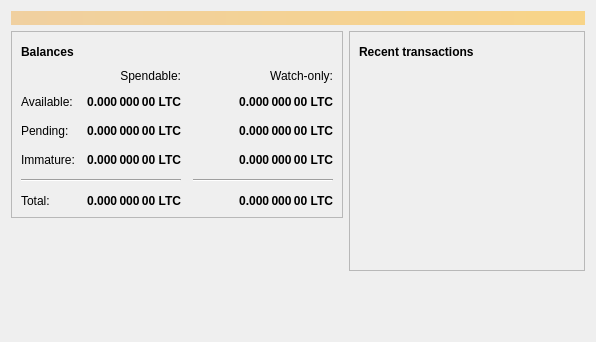
Old version of the form src/qt/forms/overviewpage.ui in the repository Arkandy/tommycoin.
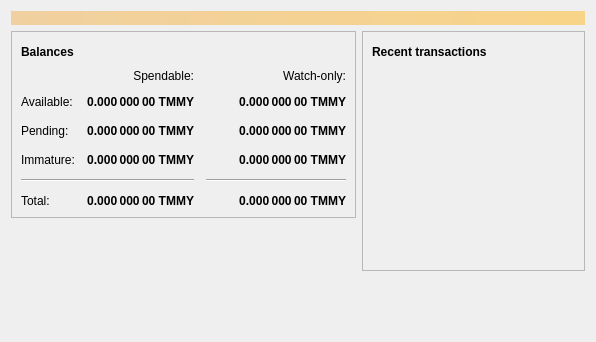
New version of the form. Icons and pictures are not drawn.

```diff
--- a/src/qt/forms/overviewpage.ui
+++ b/src/qt/forms/overviewpage.ui
@@ -129,7 +129,7 @@
                <string>Unconfirmed transactions to watch-only addresses</string>
               </property>
               <property name="text">
-               <string notr="true">0.000 000 00 LTC</string>
+               <string notr="true">0.000 000 00 TMMY</string>
               </property>
               <property name="alignment">
                <set>Qt::AlignRight|Qt::AlignTrailing|Qt::AlignVCenter</set>
@@ -154,7 +154,7 @@
                <string>Total of transactions that have yet to be confirmed, and do not yet count toward the spendable balance</string>
               </property>
               <property name="text">
-               <string notr="true">0.000 000 00 LTC</string>
+               <string notr="true">0.000 000 00 TMMY</string>
               </property>
               <property name="alignment">
                <set>Qt::AlignRight|Qt::AlignTrailing|Qt::AlignVCenter</set>
@@ -179,7 +179,7 @@
                <string>Mined balance in watch-only addresses that has not yet matured</string>
               </property>
               <property name="text">
-               <string notr="true">0.000 000 00 LTC</string>
+               <string notr="true">0.000 000 00 TMMY</string>
               </property>
               <property name="alignment">
                <set>Qt::AlignRight|Qt::AlignTrailing|Qt::AlignVCenter</set>
@@ -237,7 +237,7 @@
                <string>Mined balance that has not yet matured</string>
               </property>
               <property name="text">
-               <string notr="true">0.000 000 00 LTC</string>
+               <string notr="true">0.000 000 00 TMMY</string>
               </property>
               <property name="alignment">
                <set>Qt::AlignRight|Qt::AlignTrailing|Qt::AlignVCenter</set>
@@ -282,7 +282,7 @@
                <string>Your current total balance</string>
               </property>
               <property name="text">
-               <string notr="true">0.000 000 00 LTC</string>
+               <string notr="true">0.000 000 00 TMMY</string>
               </property>
               <property name="alignment">
                <set>Qt::AlignRight|Qt::AlignTrailing|Qt::AlignVCenter</set>
@@ -307,7 +307,7 @@
                <string>Current total balance in watch-only addresses</string>
               </property>
               <property name="text">
-               <string notr="true">0.000 000 00 LTC</string>
+               <string notr="true">0.000 000 00 TMMY</string>
               </property>
               <property name="alignment">
                <set>Qt::AlignRight|Qt::AlignTrailing|Qt::AlignVCenter</set>
@@ -349,7 +349,7 @@
                <string>Your current spendable balance</string>
               </property>
               <property name="text">
-               <string notr="true">0.000 000 00 LTC</string>
+               <string notr="true">0.000 000 00 TMMY</string>
               </property>
               <property name="alignment">
                <set>Qt::AlignRight|Qt::AlignTrailing|Qt::AlignVCenter</set>
@@ -374,7 +374,7 @@
                <string>Your current balance in watch-only addresses</string>
               </property>
               <property name="text">
-               <string notr="true">0.000 000 00 LTC</string>
+               <string notr="true">0.000 000 00 TMMY</string>
               </property>
               <property name="alignment">
                <set>Qt::AlignRight|Qt::AlignTrailing|Qt::AlignVCenter</set>
```
Left out of the diff: 4 changed lines with no effect on the pictures.
